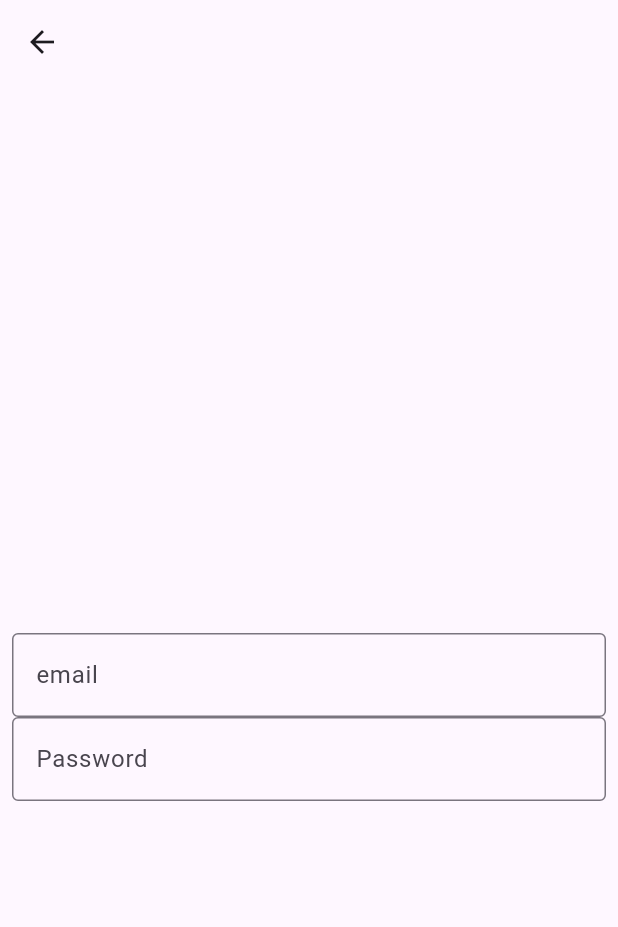
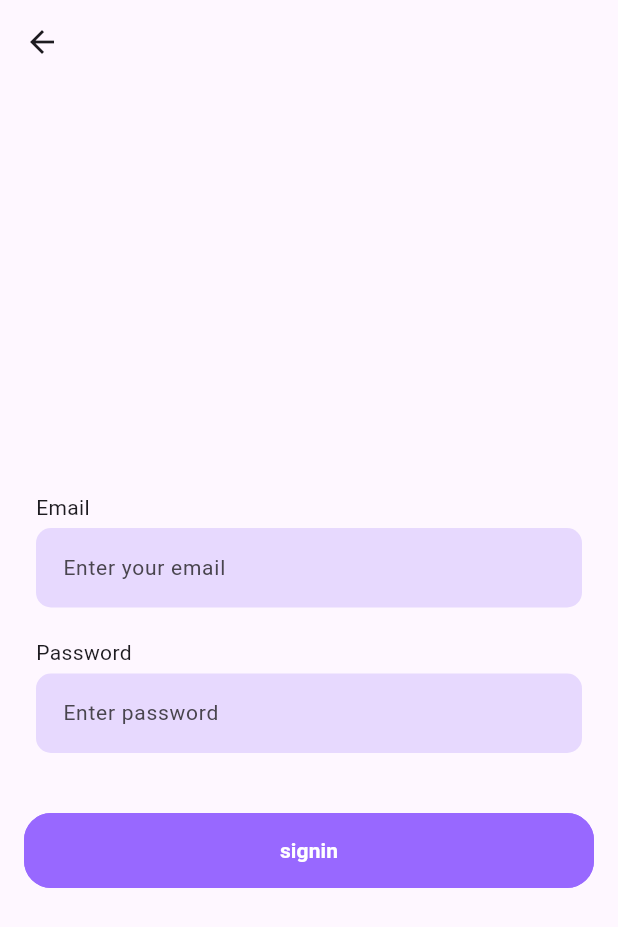
Before and after one commit to kefeh/GrapCoin, a Flutter app: the screen it shows after launch, on a phone screen of 412 x 824 dp. Shown: the top 927 px of the screen. Run offline on Flutter 3.47's test engine with Material 2 defaults, Android fonts, the phone set to English and light mode, and no system bars; our stand-ins replace cloud_firestore, dio, firebase_auth, firebase_core, flutter_riverpod, freezed_annotation and 3 more; accounts and stored records are empty; generated files the repository leaves out were written again.

Commit message:
feat: adds accessory widgets for UI

```diff
--- /dev/null
+++ b/lib/src/constants/constants.dart
@@ -0,0 +1,28 @@
+import 'package:flutter/material.dart';
+
+const double maxWidth = 400.7;
+const double maxHeight = 766.1;
+const Color black = Color.fromARGB(255, 51, 51, 51);
+const Color blackLight = Color.fromARGB(128, 51, 51, 51);
+const Color white = Color.fromRGBO(255, 255, 255, 1);
+const Color whiteBlueLight = Color.fromARGB(255, 237, 245, 253);
+const Color blue = Color(0xff0B5CFF);
+const Color blueCyan = Color.fromARGB(255, 165, 234, 252);
+const Color blueCyanGreen = Color.fromARGB(255, 3, 255, 213);
+const Color red = Color.fromARGB(255, 255, 18, 18);
+
+const Color darkBlue = Color(0xff1E1E1E);
+const Color lightBlue = Color.fromARGB(255, 228, 241, 255);
+
+const Color grey = Color.fromARGB(255, 245, 245, 245);
+
+const Color lightWhite = Color.fromARGB(51, 255, 255, 255);
+const Color semiTransparentWhite = Color.fromARGB(125, 255, 255, 255);
+
+const Color purple = Color.fromARGB(255, 152, 104, 255);
+const Color purpleDeep = Color.fromARGB(255, 98, 25, 255);
+const Color purpleLight = Color.fromARGB(125, 152, 104, 255);
+const Color purpleLighter = Color.fromARGB(124, 206, 185, 252);
+
+const internalHosts = ['viewotesting.web.app', 'app.viewo.com'];
+const singleClassName = 'Coding Classes';
--- /dev/null
+++ b/lib/src/core/widgets/chat_button.dart
@@ -0,0 +1,156 @@
+import 'package:flutter/material.dart';
+import 'package:grapcoin/src/constants/constants.dart';
+
+class ChatButton extends StatelessWidget {
+  const ChatButton._({
+    Key? key,
+    required this.outlined,
+    required this.isLoading,
+    required this.text,
+    required this.onPressed,
+    required this.color,
+    required this.textColor,
+    EdgeInsets? padding,
+    this.child,
+    this.leading,
+  })  : padding = padding ?? const EdgeInsets.symmetric(vertical: 15),
+        super(key: key);
+
+  factory ChatButton.primary({
+    Key? key,
+    required String text,
+    bool isLoading = false,
+    void Function()? onPressed,
+    EdgeInsets? padding,
+    Widget? leading,
+    Widget? child,
+  }) =>
+      ChatButton._(
+        text: text,
+        onPressed: onPressed,
+        color: purple,
+        textColor: Colors.white,
+        outlined: false,
+        padding: padding,
+        isLoading: isLoading,
+        leading: leading,
+        key: key,
+        child: child,
+      );
+
+  factory ChatButton.secondary({
+    Key? key,
+    required String text,
+    bool isLoading = false,
+    void Function()? onPressed,
+    EdgeInsets? padding,
+    Widget? leading,
+  }) =>
+      ChatButton._(
+        text: text,
+        onPressed: onPressed,
+        color: Colors.white,
+        textColor: purple,
+        isLoading: isLoading,
+        outlined: false,
+        padding: padding,
+        leading: leading,
+        key: key,
+      );
+
+  factory ChatButton.outlined({
+    Key? key,
+    required String text,
+    void Function()? onPressed,
+    EdgeInsets? padding,
+    bool isLoading = false,
+    Widget? leading,
+    bool isTransparent = false,
+  }) =>
+      ChatButton._(
+        text: text,
+        onPressed: onPressed,
+        color: isTransparent ? Colors.transparent : white,
+        textColor: purple,
+        isLoading: isLoading,
+        outlined: true,
+        padding: padding,
+        leading: leading,
+        key: key,
+      );
+
+  factory ChatButton.outlinedCaution({
+    Key? key,
+    required String text,
+    void Function()? onPressed,
+    EdgeInsets? padding,
+    bool isLoading = false,
+    Widget? leading,
+    bool isTransparent = false,
+  }) =>
+      ChatButton._(
+        text: text,
+        onPressed: onPressed,
+        color: isTransparent ? Colors.transparent : white,
+        textColor: red,
+        isLoading: isLoading,
+        outlined: true,
+        padding: padding,
+        leading: leading,
+        key: key,
+      );
+
+  final String text;
+  final Color color;
+  final Color textColor;
+  final void Function()? onPressed;
+  final bool outlined;
+  final bool isLoading;
+  final EdgeInsets padding;
+  final Widget? leading;
+  final Widget? child;
+  @override
+  Widget build(BuildContext context) {
+    return SizedBox(
+      width: double.infinity,
+      child: TextButton(
+        onPressed: isLoading ? null : onPressed,
+        style: TextButton.styleFrom(
+          backgroundColor: color,
+          shape: RoundedRectangleBorder(
+            borderRadius: BorderRadius.circular(18.0),
+            side: BorderSide(
+              color: outlined ? textColor : color,
+            ),
+          ),
+          padding: padding,
+        ),
+        child: Row(
+          mainAxisAlignment: MainAxisAlignment.center,
+          children: [
+            if (leading != null) ...[
+              leading!,
+              const SizedBox(
+                width: 10,
+              ),
+            ],
+            if (isLoading)
+              CircularProgressIndicator.adaptive(
+                valueColor: AlwaysStoppedAnimation<Color>(textColor),
+              )
+            else
+              child != null
+                  ? child!
+                  : Text(
+                      text,
+                      style: TextStyle(
+                        color: textColor,
+                        fontWeight: FontWeight.w600,
+                      ),
+                    ),
+          ],
+        ),
+      ),
+    );
+  }
+}
--- /dev/null
+++ b/lib/src/core/widgets/custom_form_fields.dart
@@ -0,0 +1,60 @@
+import 'package:flutter/material.dart';
+import 'package:grapcoin/src/constants/constants.dart';
+
+class CustomFormField extends StatelessWidget {
+  const CustomFormField({
+    super.key,
+    this.isPassword = false,
+    required this.controller,
+    required this.focusNode,
+    required this.hintText,
+    required this.labelText,
+  });
+
+  final TextEditingController controller;
+  final FocusNode focusNode;
+  final String hintText;
+  final String labelText;
+  final bool isPassword;
+
+  @override
+  Widget build(BuildContext context) {
+    return Column(
+      crossAxisAlignment: CrossAxisAlignment.start,
+      children: [
+        Text(labelText),
+        const SizedBox(height: 4),
+        TextFormField(
+          // controller: controller,
+          obscureText: isPassword,
+          validator: (_) {
+            return null;
+          },
+          autovalidateMode: AutovalidateMode.disabled,
+          style: TextStyle(
+            color: focusNode.hasFocus
+                ? Theme.of(context).colorScheme.primary
+                : const Color.fromRGBO(11, 11, 54, 1),
+            fontSize: 14,
+          ),
+          decoration: InputDecoration(
+            hintText: hintText,
+            errorMaxLines: 2,
+            filled: focusNode.hasFocus ? false : true,
+            fillColor: purpleLighter,
+            isDense: true,
+            contentPadding: const EdgeInsets.fromLTRB(14, 16, 12, 16),
+            border: OutlineInputBorder(
+              borderRadius: BorderRadius.circular(10),
+              borderSide: BorderSide.none,
+            ),
+            focusedBorder: OutlineInputBorder(
+              borderRadius: BorderRadius.circular(10),
+              borderSide: const BorderSide(color: purple),
+            ),
+          ),
+        ),
+      ],
+    );
+  }
+}
--- a/lib/src/login/routes/phone_login_in.dart
+++ b/lib/src/login/routes/phone_login_in.dart
@@ -1,8 +1,9 @@
 import 'package:flutter/material.dart';
+import 'package:grapcoin/src/core/widgets/chat_button.dart';
+import 'package:grapcoin/src/core/widgets/custom_form_fields.dart';
 import 'package:grapcoin/src/login/models/authentication_state.dart';
 import 'package:grapcoin/src/login/services/authentication_service.dart';
 import 'package:grapcoin/src/login/services/firebase_authentication_service.dart';
-import 'package:grapcoin/src/login/widgets/sign_in_screen_skeleton.dart';
 import 'package:hooks_riverpod/hooks_riverpod.dart';
 
 final authServiceProvider = Provider<AuthenticationService>((ref) {
@@ -29,11 +30,15 @@ class _PhoneSignInState extends ConsumerState<EmailAndPasswordLogin> {
   GlobalKey<FormState> formKey = GlobalKey();
   late TextEditingController emailController;
   late TextEditingController passwordController;
+  late FocusNode emailFocusNode;
+  late FocusNode passwordFocusNode;
 
   @override
   void initState() {
     emailController = TextEditingController();
     passwordController = TextEditingController();
+    emailFocusNode = FocusNode();
+    passwordFocusNode = FocusNode();
     super.initState();
   }
 
@@ -46,6 +51,7 @@ class _PhoneSignInState extends ConsumerState<EmailAndPasswordLogin> {
   ///phone number variable holding the phone number used in the first step
   @override
   Widget build(BuildContext context) {
+    const hintText = 'Enter your email';
     return Scaffold(
       appBar: PreferredSize(
         preferredSize: const Size.fromHeight(56),
@@ -58,55 +64,44 @@ class _PhoneSignInState extends ConsumerState<EmailAndPasswordLogin> {
         ),
       ),
       body: SafeArea(
+        child: Padding(
+          padding: const EdgeInsets.all(16.0),
           child: Center(
             child: SingleChildScrollView(
               reverse: true,
               child: Column(
                 children: [
-                SignInScreenSkeleton(
+                  Padding(
+                    padding: const EdgeInsets.symmetric(vertical: 32),
                     child: Form(
                       key: formKey,
                       child: Container(
                         constraints: const BoxConstraints(maxWidth: 500),
                         padding: const EdgeInsets.all(8),
-                      child: AnimatedSwitcher(
-                        duration: const Duration(milliseconds: 500),
                         child: Column(
                           children: [
-                            TextFormField(
+                            CustomFormField(
                               controller: emailController,
-                              validator: (_) {
-                                return null;
-                              },
-                              autovalidateMode: AutovalidateMode.disabled,
-                              decoration: const InputDecoration(
-                                hintText: 'Type your email',
-                                labelText: 'email',
-                                border: OutlineInputBorder(),
-                                errorMaxLines: 2,
+                              focusNode: emailFocusNode,
+                              hintText: hintText,
+                              labelText: 'Email',
                             ),
-                            ),
-                            TextFormField(
+                            const SizedBox(height: 20),
+                            CustomFormField(
+                              isPassword: true,
                               controller: passwordController,
-                              validator: (_) {
-                                return null;
-                              },
-                              autovalidateMode: AutovalidateMode.disabled,
-                              obscureText: true,
-                              decoration: const InputDecoration(
-                                hintText: 'password',
+                              focusNode: passwordFocusNode,
+                              hintText: 'Enter password',
                               labelText: 'Password',
-                                border: OutlineInputBorder(),
-                                errorMaxLines: 2,
-                              ),
-                            ),
+                            )
                           ],
                         ),
                       ),
                     ),
                   ),
+                  ChatButton.primary(text: "signin"),
+                ],
               ),
-              ],
             ),
           ),
         ),
```
Also changed, not shown: 2 other files. Lines whose indentation alone changed are shown as unchanged.
